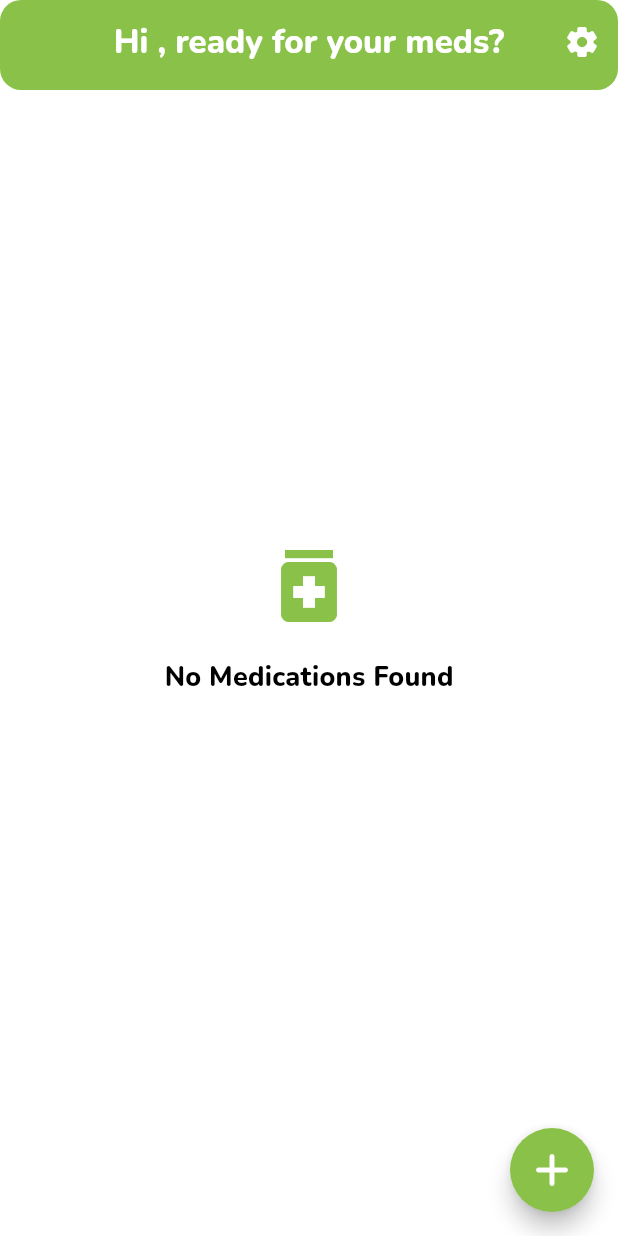
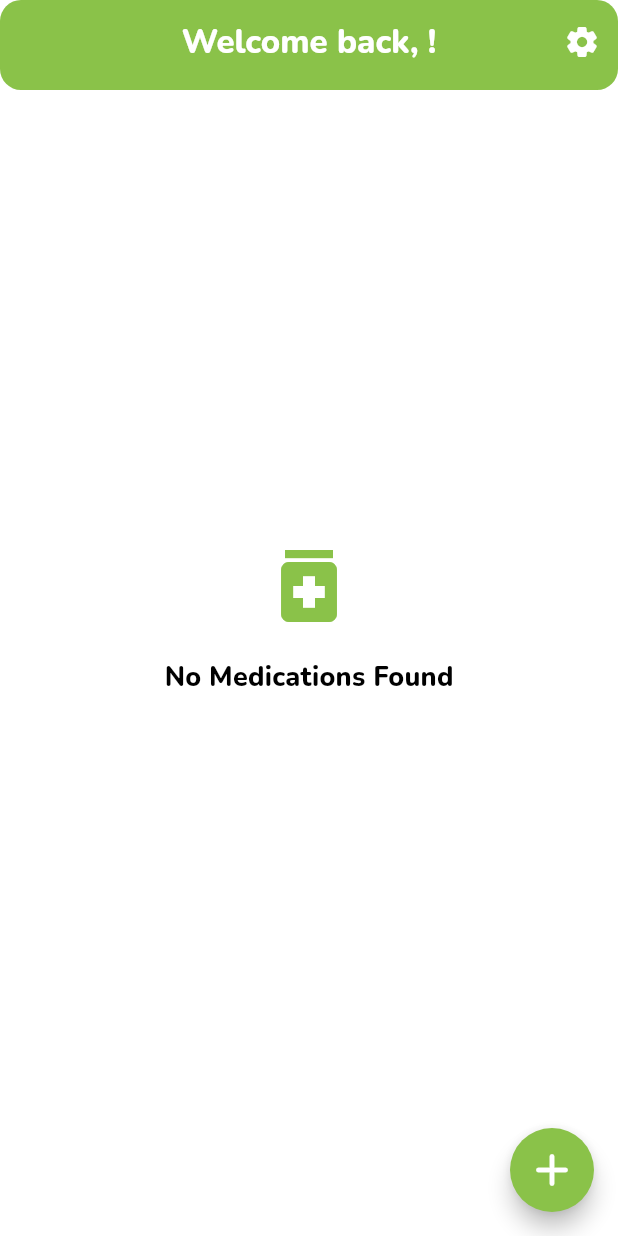
Before and after one commit to MrHasak99/DawaTime, a Flutter app: the screen it shows once a user with an empty profile is signed in, on a phone screen of 412 x 824 dp. Run offline on Flutter 3.47's test engine with Material 3 defaults, Android fonts, the phone set to English and light mode, and no system bars; our stand-ins replace cloud_firestore, firebase_auth, firebase_core, flutter_local_notifications, flutter_timezone, package_info_plus and 3 more; missing offline and left inert: android_intent_plus, background_fetch; accounts and stored records are empty.

Commit message:
feat: update greeting message on home page for a more welcoming user experience

```diff
--- a/lib/home_page.dart
+++ b/lib/home_page.dart
@@ -375,7 +375,7 @@ class _HomePageState extends State<HomePage> {
                   name = data['name'] ?? 'Friend';
                 }
                 return Text(
-                  "Hi $name, ready for your meds?",
+                  "Welcome back, $name!",
                   style: const TextStyle(
                     color: Colors.white,
                     fontWeight: FontWeight.bold,
```
